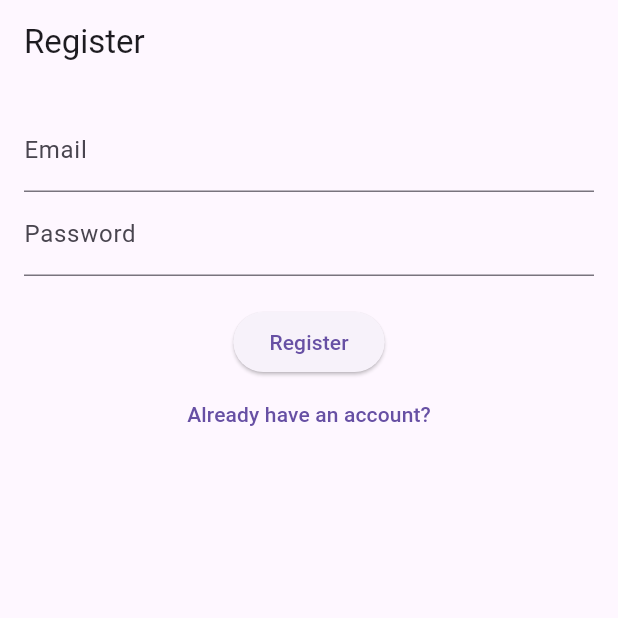
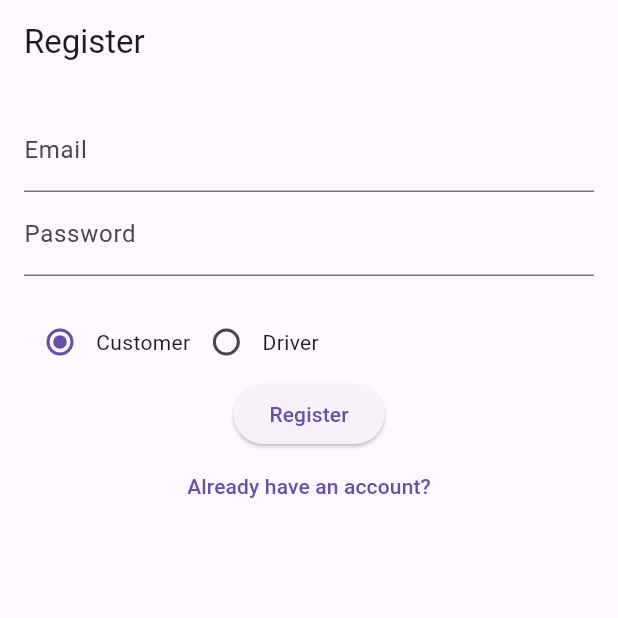
Before and after one commit to Saybuh/SnackStream, a Flutter app: the screen it shows after launch, after a tap on "Create an account", on a phone screen of 412 x 824 dp, the top half of it. Run offline on Flutter 3.47's test engine with Material 3 defaults, Android fonts, the light colour scheme and no system bars; our stand-ins replace cloud_firestore, firebase_auth, firebase_core, flutter_credit_card, fluttertoast, geolocator and 1 more; accounts and stored records are empty; network calls fail.

Commit message:
fixed user auth for driver and customer login

```diff
--- a/snackstream_app/lib/main.dart
+++ b/snackstream_app/lib/main.dart
@@ -13,6 +13,7 @@ import 'screens/cart_screen.dart';
 import 'screens/checkout_screen.dart';
 import 'screens/order_confirmation_screen.dart';
 import 'screens/reviews_screen.dart';
+import 'screens/driver_home_screen.dart';
 import 'models/cart.dart';
 
 void main() async {
@@ -36,27 +37,72 @@ class SnackstreamApp extends StatelessWidget {
       ],
       child: Consumer<AuthService>(
         builder: (context, authService, _) {
+          if (authService.isLoading) {
+            return MaterialApp(
+              title: 'Snackstream',
+              theme: ThemeData(
+                primarySwatch: Colors.blue,
+              ),
+              home: Scaffold(
+                body: Center(child: CircularProgressIndicator()),
+              ),
+            );
+          }
+
+          if (authService.user == null) {
+            return MaterialApp(
+              title: 'Snackstream',
+              theme: ThemeData(
+                primarySwatch: Colors.blue,
+              ),
+              home: AuthScreen(),
+            );
+          }
+
           return MaterialApp(
             title: 'Snackstream',
             theme: ThemeData(
               primarySwatch: Colors.blue,
             ),
-            initialRoute: authService.user == null ? '/' : '/home',
+            home: authService.userRole == 'driver'
+                ? DriverHomeScreen()
+                : HomeScreen(),
             routes: {
-              '/': (context) => AuthScreen(),
-              '/home': (context) => HomeScreen(),
-              '/restaurants': (context) => RestaurantScreen(
-                  restaurant: Restaurant(
-                      id: 'id',
-                      name: 'name',
-                      address: 'address',
-                      imageUrl: 'imageUrl')),
-              '/orders': (context) => OrderScreen(),
-              '/delivery': (context) => DeliveryScreen(),
-              '/cart': (context) => CartScreen(),
-              '/checkout': (context) => CheckoutScreen(),
-              '/order_confirmation': (context) => OrderConfirmationScreen(),
-              '/reviews': (context) => ReviewsScreen(),
+              '/home': (context) => authService.userRole == 'customer'
+                  ? HomeScreen()
+                  : AuthScreen(),
+              '/restaurants': (context) => authService.userRole == 'customer'
+                  ? RestaurantScreen(
+                      restaurant: Restaurant(
+                        id: 'id',
+                        name: 'name',
+                        address: 'address',
+                        imageUrl: 'imageUrl',
+                      ),
+                    )
+                  : AuthScreen(),
+              '/orders': (context) => authService.userRole == 'customer'
+                  ? OrderScreen()
+                  : AuthScreen(),
+              '/delivery': (context) => authService.userRole == 'customer'
+                  ? DeliveryScreen()
+                  : AuthScreen(),
+              '/cart': (context) => authService.userRole == 'customer'
+                  ? CartScreen()
+                  : AuthScreen(),
+              '/checkout': (context) => authService.userRole == 'customer'
+                  ? CheckoutScreen()
+                  : AuthScreen(),
+              '/order_confirmation': (context) =>
+                  authService.userRole == 'customer'
+                      ? OrderConfirmationScreen()
+                      : AuthScreen(),
+              '/reviews': (context) => authService.userRole == 'customer'
+                  ? ReviewsScreen()
+                  : AuthScreen(),
+              '/driver_home': (context) => authService.userRole == 'driver'
+                  ? DriverHomeScreen()
+                  : AuthScreen(),
             },
           );
         },
--- a/snackstream_app/lib/screens/auth_screen.dart
+++ b/snackstream_app/lib/screens/auth_screen.dart
@@ -3,6 +3,7 @@ import 'package:provider/provider.dart';
 import 'package:fluttertoast/fluttertoast.dart';
 import '../services/auth_service.dart';
 import 'home_screen.dart';
+import 'driver_home_screen.dart';
 
 class AuthScreen extends StatefulWidget {
   @override
@@ -13,6 +14,7 @@ class _AuthScreenState extends State<AuthScreen> {
   final TextEditingController _emailController = TextEditingController();
   final TextEditingController _passwordController = TextEditingController();
   bool _isLogin = true;
+  String _role = 'customer';
 
   void _showToast(String message) {
     Fluttertoast.showToast(
@@ -34,10 +36,17 @@ class _AuthScreenState extends State<AuthScreen> {
       );
       if (user != null) {
         _showToast('Login successful');
-        Navigator.pushReplacement(
-          context,
-          MaterialPageRoute(builder: (context) => HomeScreen()),
-        );
+        if (authService.userRole == 'driver') {
+          Navigator.pushReplacement(
+            context,
+            MaterialPageRoute(builder: (context) => DriverHomeScreen()),
+          );
+        } else {
+          Navigator.pushReplacement(
+            context,
+            MaterialPageRoute(builder: (context) => HomeScreen()),
+          );
+        }
       } else {
         _showToast('Login failed');
       }
@@ -45,6 +54,7 @@ class _AuthScreenState extends State<AuthScreen> {
       final user = await authService.registerWithEmailAndPassword(
         _emailController.text,
         _passwordController.text,
+        _role,
       );
       if (user != null) {
         _showToast('Account created');
@@ -78,6 +88,31 @@ class _AuthScreenState extends State<AuthScreen> {
               obscureText: true,
             ),
             SizedBox(height: 20),
+            if (!_isLogin)
+              Row(
+                children: [
+                  Radio(
+                    value: 'customer',
+                    groupValue: _role,
+                    onChanged: (value) {
+                      setState(() {
+                        _role = value.toString();
+                      });
+                    },
+                  ),
+                  Text('Customer'),
+                  Radio(
+                    value: 'driver',
+                    groupValue: _role,
+                    onChanged: (value) {
+                      setState(() {
+                        _role = value.toString();
+                      });
+                    },
+                  ),
+                  Text('Driver'),
+                ],
+              ),
             ElevatedButton(
               onPressed: () => _handleAuth(authService),
               child: Text(_isLogin ? 'Login' : 'Register'),
--- a/snackstream_app/lib/services/auth_service.dart
+++ b/snackstream_app/lib/services/auth_service.dart
@@ -1,26 +1,43 @@
+import 'package:cloud_firestore/cloud_firestore.dart';
 import 'package:firebase_auth/firebase_auth.dart';
 import 'package:flutter/material.dart';
 
 class AuthService with ChangeNotifier {
   final FirebaseAuth _auth = FirebaseAuth.instance;
+  final FirebaseFirestore _firestore = FirebaseFirestore.instance;
   User? _user;
+  String? _userRole;
+  bool _isLoading = true;
 
   AuthService() {
-    _auth.authStateChanges().listen((User? user) {
+    _auth.authStateChanges().listen((User? user) async {
       _user = user;
+      if (user != null) {
+        _userRole = await getUserRole(user.uid);
+      } else {
+        _userRole = null;
+      }
+      _isLoading = false;
       notifyListeners();
     });
   }
 
   User? get user => _user;
+  String? get userRole => _userRole;
+  bool get isLoading => _isLoading;
 
-  // Sign in with email and password
+  Future<String?> getUserRole(String uid) async {
+    DocumentSnapshot doc = await _firestore.collection('users').doc(uid).get();
+    return doc.exists ? doc['role'] as String? : null;
+  }
+
   Future<User?> signInWithEmailAndPassword(
       String email, String password) async {
     try {
       UserCredential result = await _auth.signInWithEmailAndPassword(
           email: email, password: password);
       _user = result.user;
+      _userRole = await getUserRole(_user!.uid);
       notifyListeners();
       return _user;
     } catch (e) {
@@ -29,13 +46,18 @@ class AuthService with ChangeNotifier {
     }
   }
 
-  // Register with email and password
   Future<User?> registerWithEmailAndPassword(
-      String email, String password) async {
+      String email, String password, String role) async {
     try {
       UserCredential result = await _auth.createUserWithEmailAndPassword(
           email: email, password: password);
       _user = result.user;
+      await _firestore.collection('users').doc(_user!.uid).set({
+        'uid': _user!.uid,
+        'email': email,
+        'role': role,
+      });
+      _userRole = role;
       notifyListeners();
       return _user;
     } catch (e) {
@@ -44,19 +66,14 @@ class AuthService with ChangeNotifier {
     }
   }
 
-  // Sign out
   Future<void> signOut() async {
     try {
       await _auth.signOut();
       _user = null;
+      _userRole = null;
       notifyListeners();
     } catch (e) {
       print(e.toString());
     }
   }
-
-  // Get current user
-  User? get currentUser {
-    return _auth.currentUser;
-  }
 }
--- a/snackstream_app/pubspec.yaml
+++ b/snackstream_app/pubspec.yaml
@@ -13,6 +13,8 @@ dependencies:
     sdk: flutter
   flutter_credit_card: ^4.0.1
   fluttertoast: ^8.2.6
+  geolocator: ^12.0.0
+  google_maps_flutter: ^2.7.0
   provider: ^6.1.2
 
 dev_dependencies:
```
Also changed, not shown: snackstream_app/lib/screens/checkout_screen.dart (+8 -1 lines), snackstream_app/lib/screens/driver_home_screen.dart (added, +52 -0 lines), snackstream_app/lib/screens/driver_login_screen.dart (added, +74 -0 lines), snackstream_app/lib/screens/order_tracking_screen.dart (added, +76 -0 lines), snackstream_app/lib/services/database_service.dart (+23 -1 lines), snackstream_app/lib/widgets/app_drawer.dart (+15 -0 lines), snackstream_app/pubspec.lock, 4 other files.
